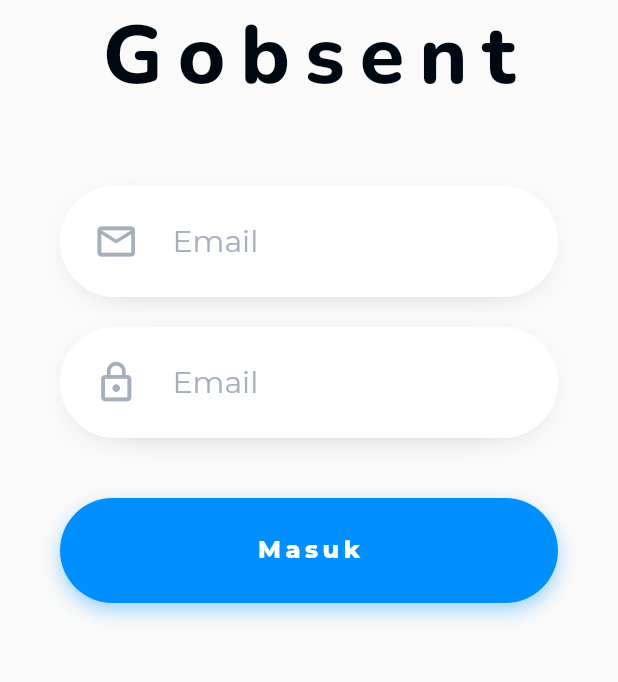
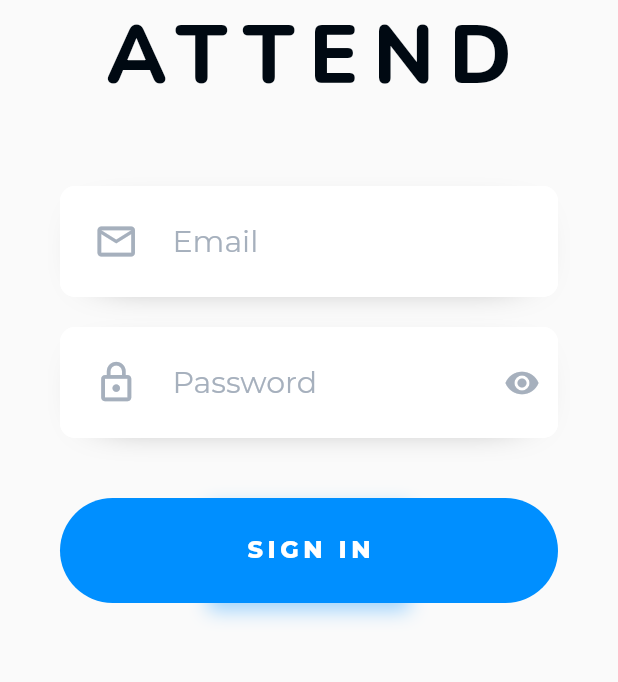
Before and after one commit to hariyanuar/absendigitalmobile, a Flutter app: the screen it shows after launch, on a phone screen of 412 x 824 dp, the part 300-982 px from its top. Run offline on Flutter 3.47's test engine with Material 2 defaults, Android fonts, the phone set to English and light mode, and no system bars; our stand-ins replace cloud_firestore, firebase_auth, google_fonts; missing offline and left inert: dart:js_util; accounts and stored records are empty.

Commit message:
Reset current branch to 'fix auth' commit

```diff
--- a/lib/main.dart
+++ b/lib/main.dart
@@ -1,24 +1,50 @@
-import 'package:absendigital/models/user.dart';
-import 'package:absendigital/screens/wrapper.dart';
-import 'package:absendigital/services/auth.dart';
-import 'package:firebase_core/firebase_core.dart';
 import 'package:flutter/cupertino.dart';
 import 'package:flutter/material.dart';
-import 'package:provider/provider.dart';
+import 'package:google_fonts/google_fonts.dart';
 
-void main() async {
-  WidgetsFlutterBinding.ensureInitialized();
-  await Firebase.initializeApp();
-  runApp(MyApp());
-}
+import 'screens/auth/login.dart';
 
-class MyApp extends StatelessWidget {
+void main() => runApp(App());
+
+class App extends StatelessWidget {
   @override
   Widget build(BuildContext context) {
-    return StreamProvider<MyUser>.value(
-      value: AuthService().user,
-      child: MaterialApp(
-        home: Wrapper(),
+    return MaterialApp(
+      home: Login(),
+      initialRoute: '/login',
+      routes: {
+        '/login': (ctx) => Login(),
+      },
+      theme: ThemeData(
+        buttonColor: Color(0xff008FFF),
+        hintColor: Color(0xffA6B0BD),
+        scaffoldBackgroundColor: Color(0xFFfafafa),
+        textTheme: TextTheme(
+          button: GoogleFonts.montserrat(
+            textStyle: TextStyle(
+              fontSize: 16,
+              fontWeight: FontWeight.w800,
+              color: Colors.white,
+              letterSpacing: 3,
+            ),
+          ),
+          headline1: GoogleFonts.nunito(
+            textStyle: TextStyle(
+              fontSize: 54,
+              //fontSize: 32,
+              fontWeight: FontWeight.w800,
+              color: Color(0xff000912),
+              letterSpacing: 10,
+            ),
+          ),
+          subtitle1: GoogleFonts.montserrat(
+            textStyle: TextStyle(
+              fontSize: 20,
+              fontWeight: FontWeight.w400,
+              color: Color(0xff000912),
+            ),
+          ),
+        ),
       ),
     );
   }
--- a/lib/screens/auth/login.dart
+++ b/lib/screens/auth/login.dart
@@ -1,239 +1,186 @@
-import 'package:absendigital/services/auth.dart';
 import 'package:flutter/material.dart';
-import 'package:google_fonts/google_fonts.dart';
+
+import '../../utils/colors.dart';
 
 class Login extends StatefulWidget {
+  bool _isPasswordObscure = true;
+
   @override
   _LoginState createState() => _LoginState();
 }
 
 class _LoginState extends State<Login> {
-  final AuthService _auth = AuthService();
-  final _formKey = GlobalKey<FormState>();
-
-  String email = "";
-  String password = "";
-  String error = "";
-  bool loading = false;
-
   @override
   Widget build(BuildContext context) {
-    return Scaffold(
+    Widget _logo() {
+      return Container(
+        margin: const EdgeInsets.only(top: 100),
+        child: CircleAvatar(
+          backgroundImage: AssetImage('assets/images/logo.jpeg'),
+          radius: 50.0,
+        ),
+      );
+    }
+
+    Widget _logoText() {
+      return Container(
+        margin: const EdgeInsets.only(bottom: 50),
+        child: Text("ATTEND", style: Theme.of(context).textTheme.headline1),
+      );
+    }
+
+    Widget _inputField(Icon prefixIcon, String hintText, bool isPassword) {
+      return Container(
+        decoration: BoxDecoration(
+          borderRadius: BorderRadius.all(
+            const Radius.circular(10),
+          ),
+          boxShadow: [
+            BoxShadow(
+              color: Colors.black,
+              blurRadius: 25,
+              offset: const Offset(0, 5),
+              spreadRadius: -25,
+            ),
+          ],
+        ),
+        margin: const EdgeInsets.only(bottom: 20),
+        child: TextField(
+          obscureText: isPassword && widget._isPasswordObscure,
+          style: Theme.of(context).textTheme.subtitle1,
+          decoration: InputDecoration(
+            contentPadding: const EdgeInsets.symmetric(vertical: 25),
+            hintText: hintText,
+            hintStyle: TextStyle(
+              color: Theme.of(context).hintColor,
+            ),
+            fillColor: Colors.white,
+            filled: true,
+            prefixIcon: prefixIcon,
+            prefixIconConstraints: BoxConstraints(
+              minWidth: 75,
+            ),
+            suffixIcon: isPassword
+                ? IconButton(
+                    icon: Icon(
+                        widget._isPasswordObscure
+                            ? Icons.visibility
+                            : Icons.visibility_off,
+                        color: Theme.of(context).hintColor),
+                    onPressed: () {
+                      setState(() {
+                        widget._isPasswordObscure =
+                            !(widget._isPasswordObscure);
+                      });
+                    },
+                  )
+                : null,
+            enabledBorder: OutlineInputBorder(
+              borderRadius: BorderRadius.all(
+                const Radius.circular(10),
+              ),
+              borderSide: BorderSide(color: Colors.white),
+            ),
+            focusedBorder: OutlineInputBorder(
+              borderRadius: BorderRadius.all(
+                const Radius.circular(10),
+              ),
+              borderSide: BorderSide(color: Colors.white),
+            ),
+          ),
+        ),
+      );
+    }
+
+    Widget _loginBtn() {
+      return Container(
+        child: FlatButton(
+          child: Container(
+            child: Text('SIGN IN', style: Theme.of(context).textTheme.button,),
+            decoration: BoxDecoration(
+              boxShadow: [
+                BoxShadow(
+                  color: buttonShadow,
+                  blurRadius: 10,
+                  offset: const Offset(0, 5),
+                  spreadRadius: 0,
+                ),
+              ],
+            ),
+            padding: const EdgeInsets.all(25.0),
+          ),
+          color: Theme.of(context).buttonColor,
+          onPressed: () {},
+          shape: RoundedRectangleBorder(
+            borderRadius: BorderRadius.circular(50.0),
+          ),
+        ),
+        margin: const EdgeInsets.only(top: 20, bottom: 50),
+        width: double.infinity,
+      );
+
+      /*return InkWell(
+        onTap: () => {print('Sign in pressed.')},
+        child: Container(
+          width: double.infinity,
+          margin: const EdgeInsets.only(top: 20, bottom: 50),
+          decoration: BoxDecoration(
+              color: Theme.of(context).buttonColor,
+              borderRadius: const BorderRadius.all(Radius.circular(50)),
+              boxShadow: [
+                BoxShadow(
+                  color: buttonShadow,
+                  blurRadius: 10,
+                  offset: const Offset(0, 5),
+                  spreadRadius: 0,
+                ),
+              ]),
+          child: Padding(
+            padding: const EdgeInsets.all(25.0),
+            child: Center(
+              child: Text(
+                "SIGN IN",
+                style: Theme.of(context).textTheme.button,
+              ),
+            ),
+          ),
+        ),
+      );*/
+    }
+
+    return GestureDetector(
+      onTap: () => FocusScope.of(context).unfocus(),
+      child: Scaffold(
         body: SingleChildScrollView(
           child: Container(
-          padding: EdgeInsets.symmetric(horizontal: 40),
-          color: Color(0xFFfafafa),
+            padding: const EdgeInsets.symmetric(horizontal: 40),
             width: double.infinity,
             child: Column(
               children: [
                 _logo(),
                 _logoText(),
-              Form(
-                key: _formKey,
-                child: Column(
-                  children: [
-                    Container(
-                      decoration: BoxDecoration(
-                        borderRadius: BorderRadius.all(
-                          Radius.circular(50),
+                _inputField(
+                    Icon(
+                      Icons.email_outlined,
+                      size: 30,
+                      color: Theme.of(context).hintColor,
                     ),
-                        boxShadow: [
-                          BoxShadow(
-                            color: Colors.black,
-                            blurRadius: 25,
-                            offset: Offset(0, 5),
-                            spreadRadius: -25,
+                    "Email",
+                    false),
+                _inputField(
+                    Icon(
+                      Icons.lock_outline,
+                      size: 30,
+                      color: Theme.of(context).hintColor,
                     ),
+                    "Password",
+                    true),
+                _loginBtn(),
               ],
             ),
-                      margin: EdgeInsets.only(bottom: 20),
-                      child: TextFormField(
-                        validator: (val) =>
-                            val.isEmpty ? 'Masukan Email' : null,
-                        onChanged: (val) {
-                          setState(() => email = val);
-                        },
-                        style: GoogleFonts.montserrat(
-                          textStyle: TextStyle(
-                            fontSize: 20,
-                            fontWeight: FontWeight.w400,
-                            color: Color(0xff000912),
-                          ),
-                        ),
-                        decoration: InputDecoration(
-                          contentPadding: EdgeInsets.symmetric(vertical: 25),
-                          hintText: 'Email',
-                          hintStyle: TextStyle(
-                            color: Color(0xffA6B0BD),
-                          ),
-                          fillColor: Colors.white,
-                          filled: true,
-                          prefixIcon: Icon(
-                            Icons.email_outlined,
-                            size: 30.0,
-                            color: Color(0xffA6B0BD),
-                          ),
-                          prefixIconConstraints: BoxConstraints(
-                            minWidth: 75,
-                          ),
-                          enabledBorder: OutlineInputBorder(
-                            borderRadius: BorderRadius.all(
-                              Radius.circular(50),
-                            ),
-                            borderSide: BorderSide(color: Colors.white),
-                          ),
-                          focusedBorder: OutlineInputBorder(
-                            borderRadius: BorderRadius.all(
-                              Radius.circular(50),
-                            ),
-                            borderSide: BorderSide(color: Colors.white),
-                          ),
-                        ),
-                      ),
-                    ),
-                    Container(
-                      decoration: BoxDecoration(
-                        borderRadius: BorderRadius.all(
-                          Radius.circular(50),
-                        ),
-                        boxShadow: [
-                          BoxShadow(
-                            color: Colors.black,
-                            blurRadius: 25,
-                            offset: Offset(0, 5),
-                            spreadRadius: -25,
-                          ),
-                        ],
-                      ),
-                      margin: EdgeInsets.only(bottom: 20),
-                      child: TextFormField(
-                        validator: (val) =>
-                            val.isEmpty ? 'Masukan Password' : null,
-                        onChanged: (val) {
-                          setState(() => password = val);
-                        },
-                        obscureText: true,
-                        style: GoogleFonts.montserrat(
-                          textStyle: TextStyle(
-                            fontSize: 20,
-                            fontWeight: FontWeight.w400,
-                            color: Color(0xff000912),
-                          ),
-                        ),
-                        decoration: InputDecoration(
-                          contentPadding: EdgeInsets.symmetric(vertical: 25),
-                          hintText: 'Email',
-                          hintStyle: TextStyle(
-                            color: Color(0xffA6B0BD),
-                          ),
-                          fillColor: Colors.white,
-                          filled: true,
-                          prefixIcon: Icon(
-                            Icons.lock_outline,
-                            size: 30.0,
-                            color: Color(0xffA6B0BD),
-                          ),
-                          prefixIconConstraints: BoxConstraints(
-                            minWidth: 75,
-                          ),
-                          enabledBorder: OutlineInputBorder(
-                            borderRadius: BorderRadius.all(
-                              Radius.circular(50),
-                            ),
-                            borderSide: BorderSide(color: Colors.white),
-                          ),
-                          focusedBorder: OutlineInputBorder(
-                            borderRadius: BorderRadius.all(
-                              Radius.circular(50),
-                            ),
-                            borderSide: BorderSide(color: Colors.white),
-                          ),
-                        ),
-                      ),
-                    ),
-                    Container(
-                      width: double.infinity,
-                      margin: EdgeInsets.only(top: 20, bottom: 50),
-                      decoration: BoxDecoration(
-                          color: Color(0xff008FFF),
-                          borderRadius: BorderRadius.all(Radius.circular(50)),
-                          boxShadow: [
-                            BoxShadow(
-                              color: Color(0x60008FFF),
-                              blurRadius: 10,
-                              offset: Offset(0, 5),
-                              spreadRadius: 0,
-                            ),
-                          ]),
-                      child: FlatButton(
-                        onPressed: () async {
-                          if (_formKey.currentState.validate()) {
-                            var result = await _auth.login(email, password);
-                            if (result == null) {
-                              setState(() {
-                                error = 'Email atau password salah';
-                                loading = false;
-                              });
-                            }
-                          }
-                        },
-                        padding: EdgeInsets.symmetric(vertical: 25),
-                        child: Text(
-                          "Masuk",
-                          style: GoogleFonts.montserrat(
-                            textStyle: TextStyle(
-                              fontSize: 16,
-                              fontWeight: FontWeight.w800,
-                              color: Colors.white,
-                              letterSpacing: 3,
-                            ),
-                          ),
-                        ),
-                      ),
-                    ),
-                    SizedBox(height: 20.0),
-                    Text(
-                      error,
-                      style: GoogleFonts.montserrat(
-                        textStyle: TextStyle(
-                          fontSize: 16,
-                          fontWeight: FontWeight.w800,
-                          color: Colors.red,
-                        ),
-                      ),
-                    )
-                  ],
-                ),
-              ),
-            ],
           ),
         ),
       ),
     );
   }
 }
-
-Widget _logo() {
-  return Container(
-      margin: EdgeInsets.only(top: 100),
-      child: CircleAvatar(
-        backgroundImage: AssetImage('assets/images/logo.jpeg'),
-        radius: 50.0,
-      ));
-}
-
-Widget _logoText() {
-  return Container(
-      margin: EdgeInsets.only(bottom: 50),
-      child: Text(
-        "Gobsent",
-        style: GoogleFonts.nunito(
-          textStyle: TextStyle(
-            fontSize: 54,
-            fontWeight: FontWeight.w800,
-            color: Color(0xff000912),
-            letterSpacing: 10,
-          ),
-        ),
-      ));
-}
--- /dev/null
+++ b/lib/utils/colors.dart
@@ -0,0 +1,3 @@
+import 'package:flutter/material.dart';
+
+Color buttonShadow = Color(0x60008FFF);
```
Also changed, not shown: pubspec.yaml (+6 -8 lines), pubspec.lock, 1 other file. Lines whose indentation alone changed are shown as unchanged.
